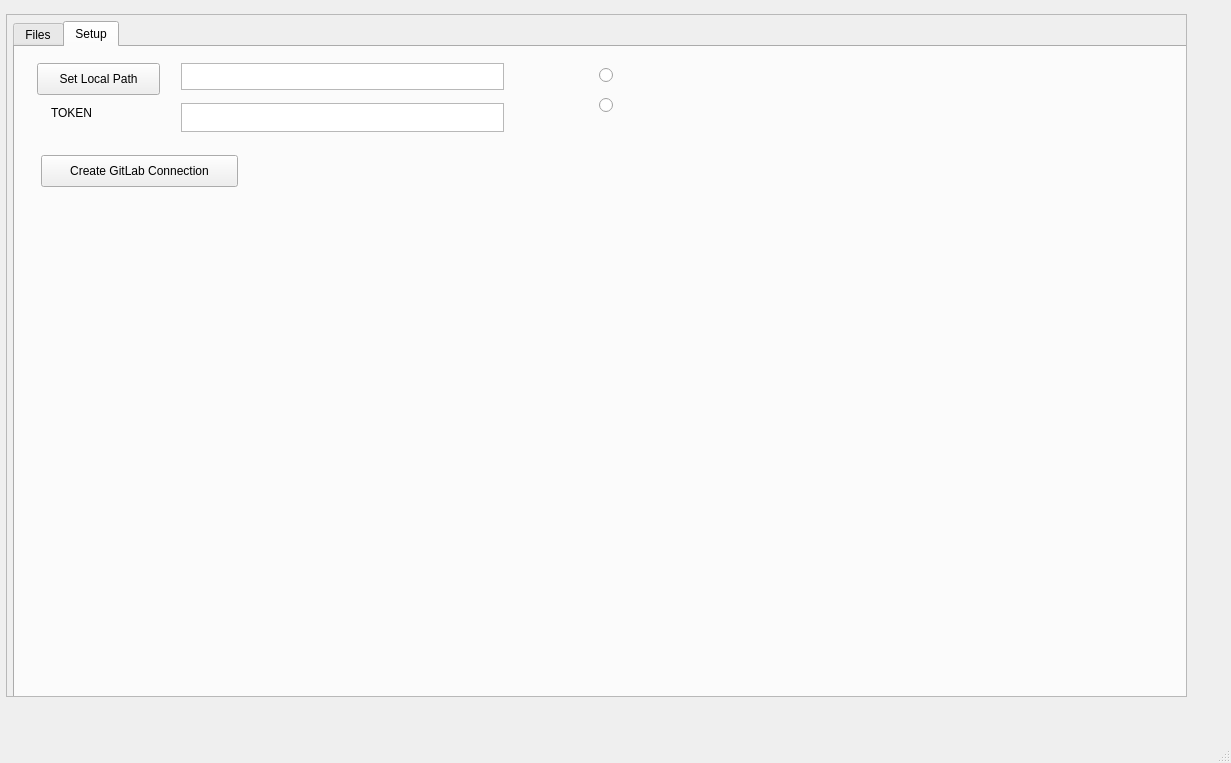
Old version of the form gui/main.ui in the repository wmarchewka/GitTool.
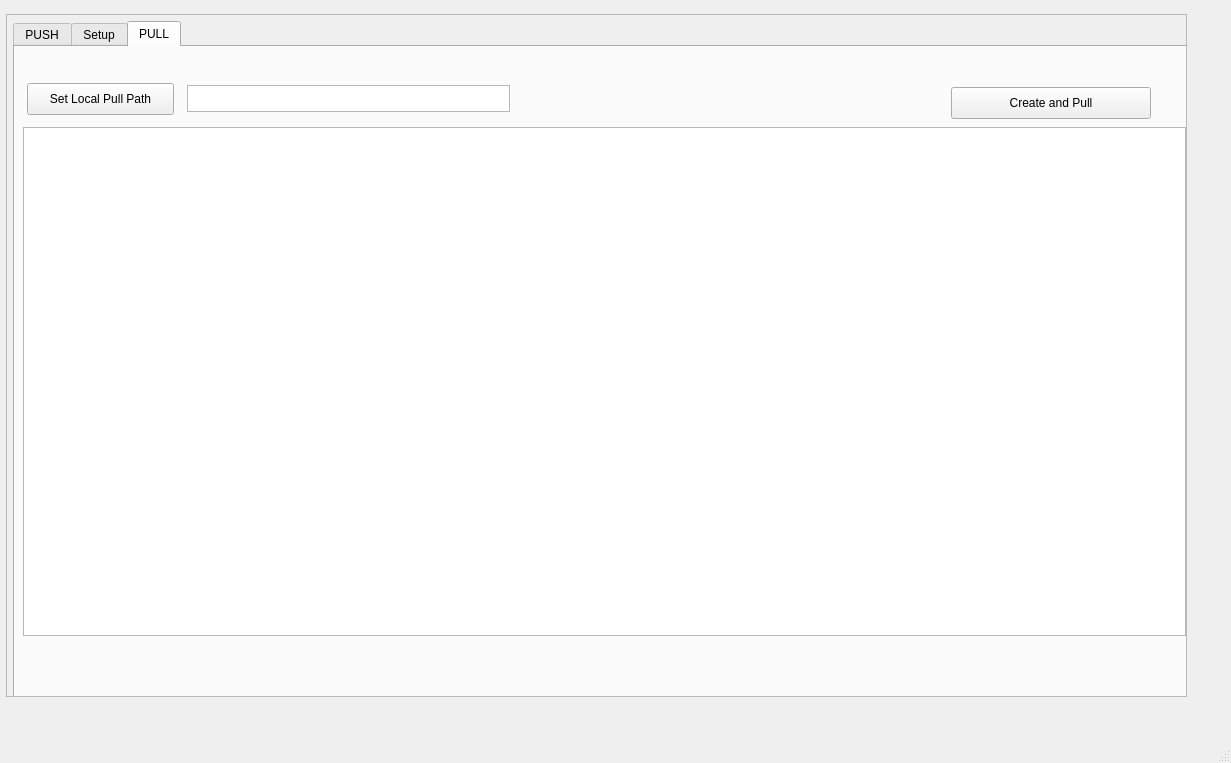
New version of the form. The open tabs and pages were chosen to show the change.

Diff of the .ui file:
```diff
--- a/gui/main.ui
+++ b/gui/main.ui
@@ -49,7 +49,7 @@
       </property>
       <widget class="QWidget" name="files">
        <attribute name="title">
-        <string>Files</string>
+        <string>PUSH</string>
        </attribute>
        <widget class="QTableWidget" name="tb_Repos">
         <property name="enabled">
@@ -134,14 +134,14 @@
        <widget class="QPushButton" name="pb_set_local_path">
         <property name="geometry">
          <rect>
-          <x>22</x>
+          <x>4</x>
           <y>16</y>
-          <width>123</width>
+          <width>155</width>
           <height>32</height>
          </rect>
         </property>
         <property name="text">
-         <string>Set Local Path</string>
+         <string>Set Local Push Path</string>
         </property>
        </widget>
        <widget class="QLabel" name="label">
@@ -217,6 +217,60 @@
         </property>
        </widget>
       </widget>
+      <widget class="QWidget" name="tab">
+       <attribute name="title">
+        <string>PULL</string>
+       </attribute>
+       <widget class="QTextEdit" name="te_local_pull_path">
+        <property name="geometry">
+         <rect>
+          <x>172</x>
+          <y>38</y>
+          <width>323</width>
+          <height>27</height>
+         </rect>
+        </property>
+       </widget>
+       <widget class="QPushButton" name="pb_set_local_pull_path">
+        <property name="geometry">
+         <rect>
+          <x>12</x>
+          <y>36</y>
+          <width>147</width>
+          <height>32</height>
+         </rect>
+        </property>
+        <property name="text">
+         <string>Set Local Pull Path</string>
+        </property>
+       </widget>
+       <widget class="QTableWidget" name="tb_remote_Repos">
+        <property name="enabled">
+         <bool>true</bool>
+        </property>
+        <property name="geometry">
+         <rect>
+          <x>8</x>
+          <y>80</y>
+          <width>1163</width>
+          <height>509</height>
+         </rect>
+        </property>
+       </widget>
+       <widget class="QPushButton" name="pb_create_and_pull">
+        <property name="geometry">
+         <rect>
+          <x>936</x>
+          <y>40</y>
+          <width>200</width>
+          <height>32</height>
+         </rect>
+        </property>
+        <property name="text">
+         <string>Create and Pull</string>
+        </property>
+       </widget>
+      </widget>
      </widget>
     </widget>
    </widget>
```
Left out of the diff: 4 changed lines with no effect on the pictures.
